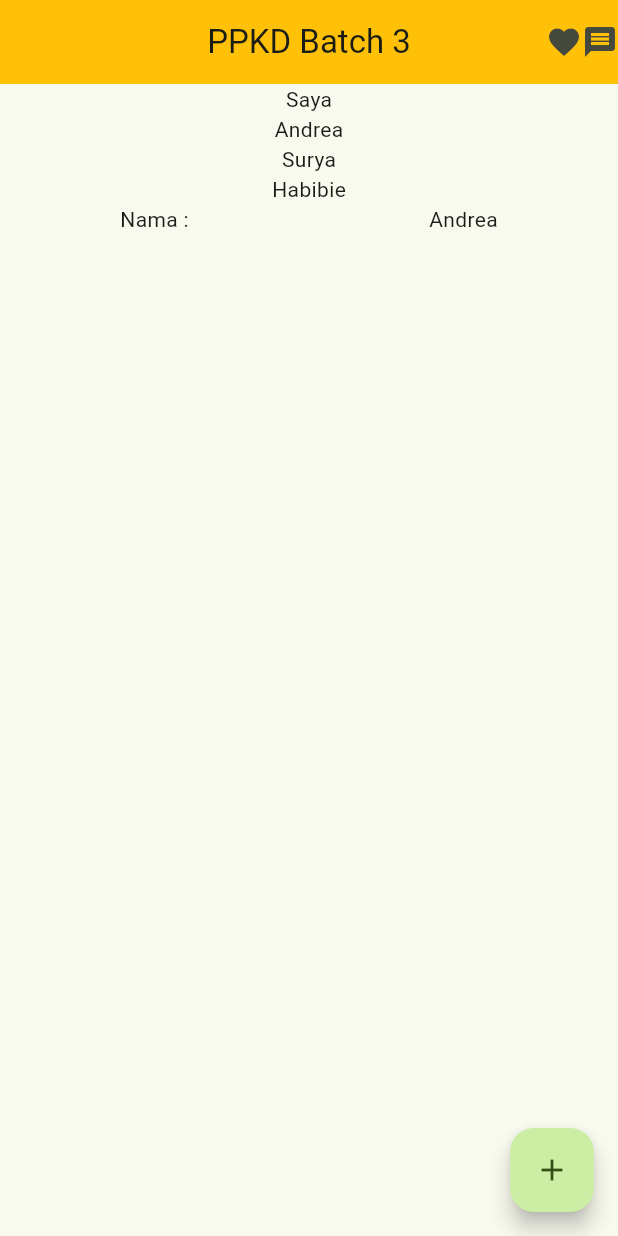
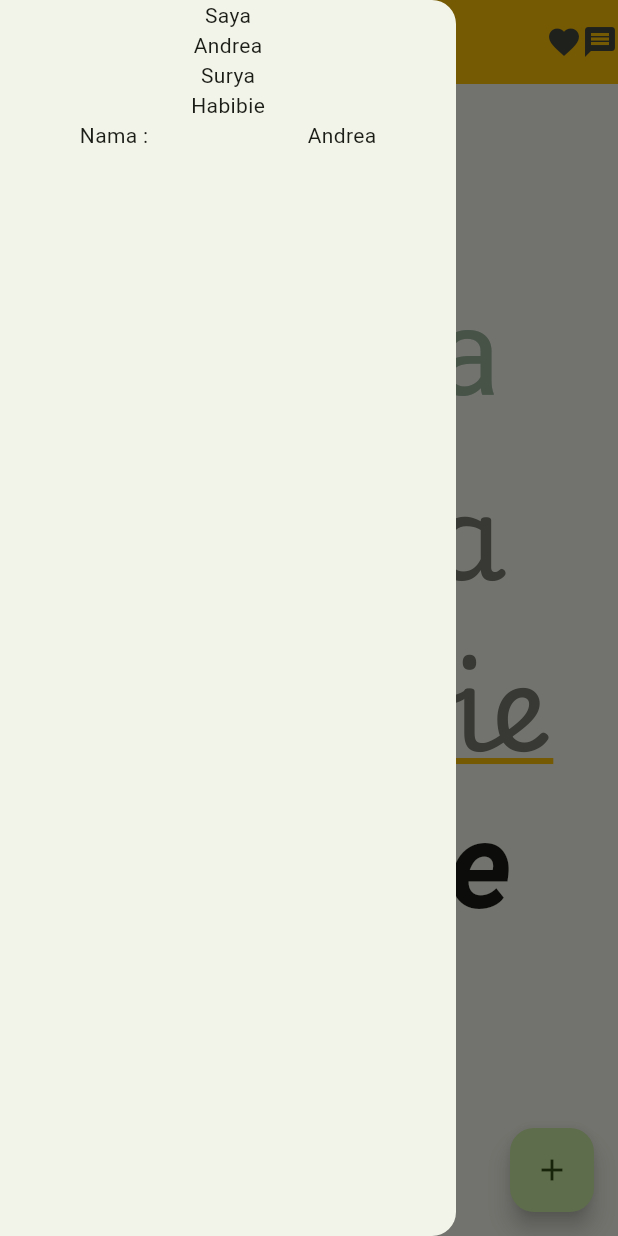
Before and after one commit to hrd-24/ppkd_b_3, a Flutter app: the screen it shows after launch, with the side drawer open (before the commit the screen has no drawer), on a phone screen of 412 x 824 dp. Run offline on Flutter 3.47's test engine with Material 3 defaults, Android fonts, the phone set to English and light mode, and no system bars.

Commit message:
day4_5 Scaffold, AppBar, Column, Row

```diff
--- /dev/null
+++ b/lib/day_4_5/start.dart
@@ -0,0 +1,103 @@
+import 'package:flutter/material.dart';
+
+class StartWidget extends StatelessWidget {
+  const StartWidget({super.key});
+
+  @override
+  Widget build(BuildContext context) {
+    return Scaffold(
+      appBar: AppBar(
+        title: Text("PPKD Batch 3"),
+        backgroundColor: Colors.amber,
+        actions: [Icon(Icons.favorite), Icon(Icons.message)],
+        centerTitle: true,
+      ),
+      drawer: Drawer(
+        child: Column(
+          //MainAxis center untuk posisi ketengah
+          // mainAxisAlignment: MainAxisAlignment.center,
+          // mainAxisAlignment: MainAxisAlignment.end,
+          // mainAxisAlignment: MainAxisAlignment.spaceBetween,
+          // mainAxisAlignment: MainAxisAlignment.spaceAround,
+          crossAxisAlignment: CrossAxisAlignment.center,
+          children: [
+            Text("Saya"),
+            Text("Andrea"),
+            Text("Surya"),
+            Text("Habibie"),
+            Row(
+              // mainAxisAlignment: MainAxisAlignment.center,
+              // mainAxisAlignment: MainAxisAlignment.spaceBetween,
+              mainAxisAlignment: MainAxisAlignment.spaceAround,
+              children: [Text("Nama :"), Text("Andrea")],
+            ),
+          ],
+        ),
+      ),
+      floatingActionButton: FloatingActionButton(
+        onPressed: () {},
+        child: Icon(Icons.add),
+      ),
+
+      // backgroundColor: Colors.black,
+      body: Column(
+        //MainAxis center untuk posisi ketengah
+        // mainAxisAlignment: MainAxisAlignment.center,
+        // mainAxisAlignment: MainAxisAlignment.end,
+        // mainAxisAlignment: MainAxisAlignment.spaceBetween,
+        // mainAxisAlignment: MainAxisAlignment.spaceAround,
+        crossAxisAlignment: CrossAxisAlignment.center,
+
+        // spacing: 20,
+        children: [
+          //Warna Standar Flutter (MEJIKUHIBINIU)
+          Text("Saya", style: TextStyle(fontSize: 80, color: Colors.blue)),
+          SizedBox(height: 8),
+          //Warna RGB
+          Text(
+            "Andrea",
+            style: TextStyle(
+              fontSize: 80,
+              color: const Color.fromARGB(255, 154, 180, 155),
+            ),
+          ),
+
+          //Warna HEX
+          Text(
+            "Surya",
+            style: TextStyle(
+              fontSize: 80,
+              color: const Color(0xff7A7A73),
+              fontFamily: "PlaywriteHU",
+            ),
+          ),
+
+          Text(
+            "Habibie",
+            style: TextStyle(
+              fontSize: 80,
+              color: const Color(0xff7A7A73),
+              decoration: TextDecoration.underline,
+              decorationColor: Colors.amber,
+              fontFamily: "PlaywriteHU",
+            ),
+          ),
+          Text(
+            "Habibie",
+            style: TextStyle(
+              fontSize: 80,
+              fontStyle: FontStyle.italic,
+              fontWeight: FontWeight.bold,
+            ),
+          ),
+          Row(
+            // mainAxisAlignment: MainAxisAlignment.center,
+            // mainAxisAlignment: MainAxisAlignment.spaceBetween,
+            // mainAxisAlignment: MainAxisAlignment.spaceAround,
+            children: [Text("Nama :"), SizedBox(width: 40), Text("Andrea")],
+          ),
+        ],
+      ),
+    );
+  }
+}
--- a/lib/main.dart
+++ b/lib/main.dart
@@ -1,5 +1,5 @@
 import 'package:flutter/material.dart';
-import 'package:ppkd_b_3/start.dart';
+import 'package:ppkd_b_3/day_4_5/start.dart';
 
 void main() {
   runApp(const MyApp());
--- a/lib/start.dart
+++ /dev/null
@@ -1,43 +0,0 @@
-import 'package:flutter/material.dart';
-
-class StartWidget extends StatelessWidget {
-  const StartWidget({super.key});
-
-  @override
-  Widget build(BuildContext context) {
-    return Scaffold(
-      appBar: AppBar(
-        title: Text("PPKD Batch 3"),
-        backgroundColor: Colors.amber,
-        actions: [Icon(Icons.favorite), Icon(Icons.message)],
-        centerTitle: true,
-      ),
-      floatingActionButton: FloatingActionButton(
-        onPressed: () {},
-        child: Icon(Icons.add),
-      ),
-
-      // backgroundColor: Colors.black,
-      body: Column(
-        //MainAxis center untuk posisi ketengah
-        // mainAxisAlignment: MainAxisAlignment.center,
-        // mainAxisAlignment: MainAxisAlignment.end,
-        // mainAxisAlignment: MainAxisAlignment.spaceBetween,
-        // mainAxisAlignment: MainAxisAlignment.spaceAround,
-        crossAxisAlignment: CrossAxisAlignment.center,
-        children: [
-          Text("Saya"),
-          Text("Andrea"),
-          Text("Surya"),
-          Text("Habibie"),
-          Row(
-            // mainAxisAlignment: MainAxisAlignment.center,
-            // mainAxisAlignment: MainAxisAlignment.spaceBetween,
-            mainAxisAlignment: MainAxisAlignment.spaceAround,
-            children: [Text("Nama :"), Text("Andrea")],
-          ),
-        ],
-      ),
-    );
-  }
-}
```
Also changed, not shown: pubspec.yaml (+13 -8 lines), assets/fonts/PlaywriteHU/PlaywriteHU-ExtraLight.ttf (added), assets/fonts/PlaywriteHU/PlaywriteHU-Light.ttf (added), assets/fonts/PlaywriteHU/PlaywriteHU-Regular.ttf (added), assets/fonts/PlaywriteHU/PlaywriteHU-Thin.ttf (added).
